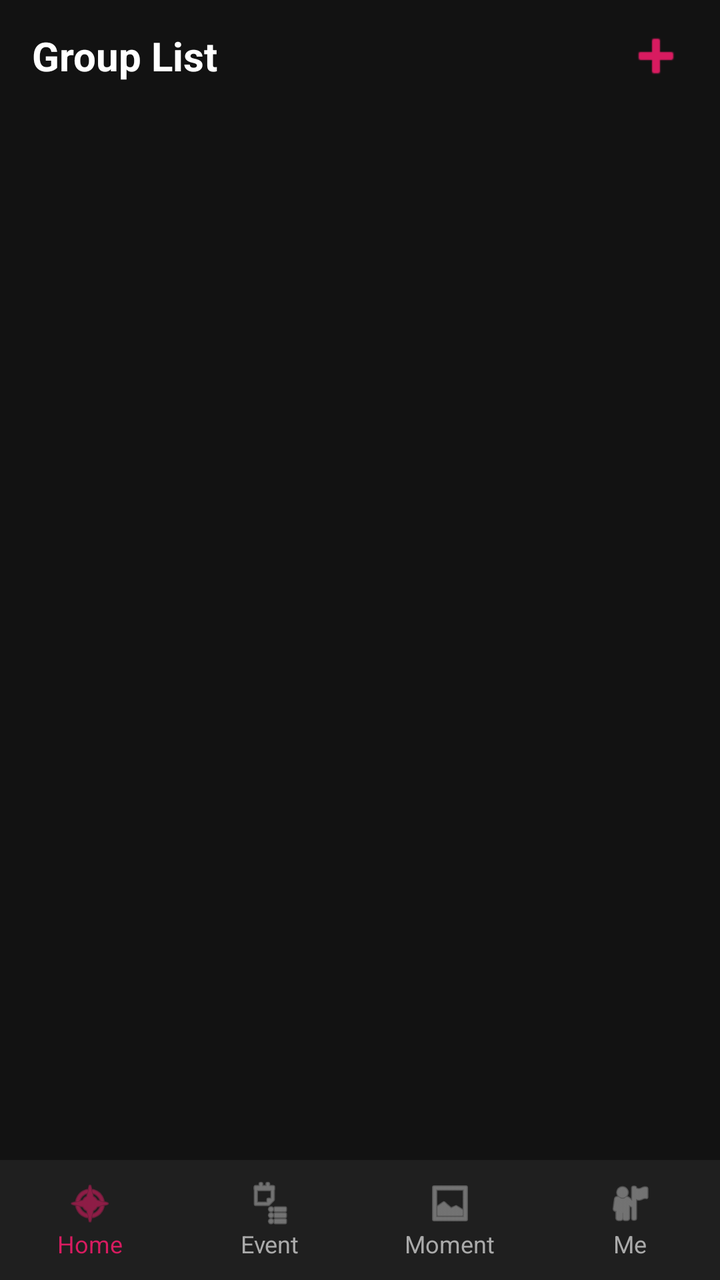
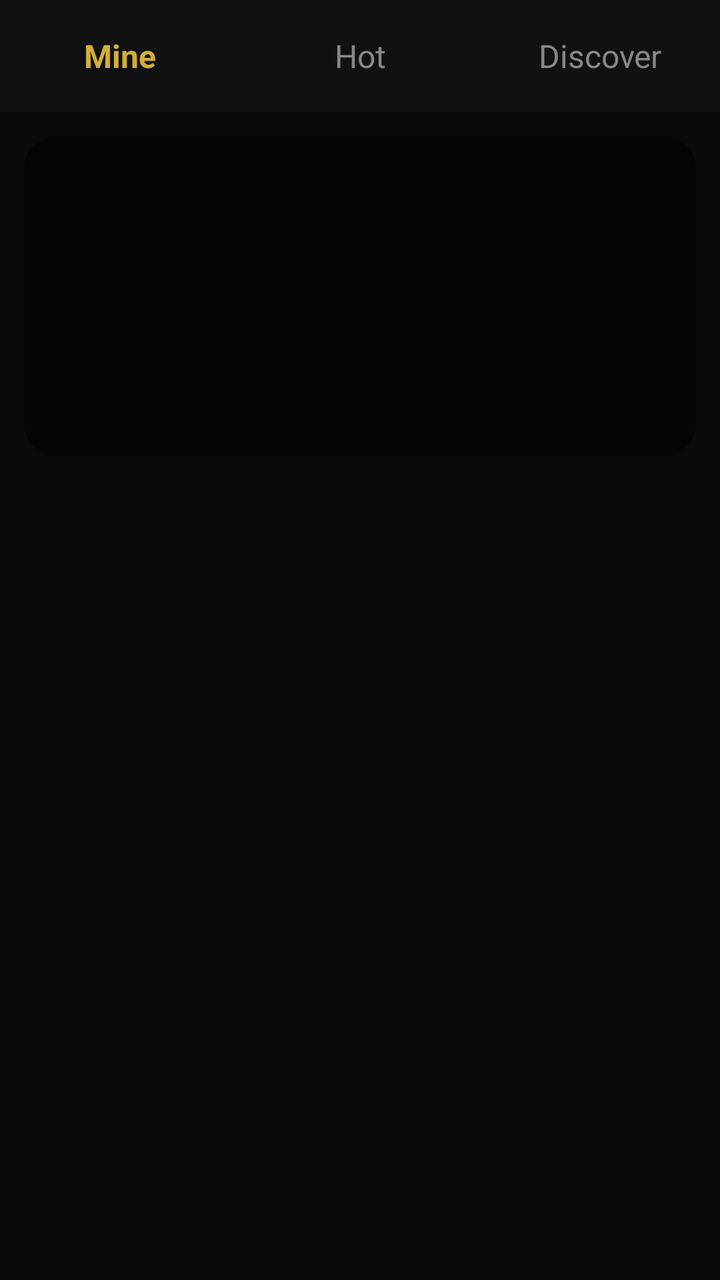

An Android layout rendered at two revisions. The XML below is the earlier revision; the diff shows what the commit changed to produce the second picture.
<!-- AndroidManifest.xml: application theme Theme.AppCompat.DayNight.NoActionBar -->
<!-- res/layout/activity_main.xml -->
<?xml version="1.0" encoding="utf-8"?>
<RelativeLayout xmlns:android="http://schemas.android.com/apk/res/android"
    xmlns:app="http://schemas.android.com/apk/res-auto"
    android:layout_width="match_parent"
    android:layout_height="match_parent"
    android:background="#121212">

    
    <RelativeLayout
        android:id="@+id/headerLayout"
        android:layout_width="match_parent"
        android:layout_height="56dp"
        android:paddingHorizontal="16dp">

        <TextView
            android:layout_width="wrap_content"
            android:layout_height="wrap_content"
            android:layout_centerVertical="true"
            android:text="Group List"
            android:textColor="#FFFFFF"
            android:textSize="20sp"
            android:textStyle="bold" />

        
        <ImageView
            android:id="@+id/btnCreateGroup"
            android:layout_width="32dp"
            android:layout_height="32dp"
            android:layout_alignParentEnd="true"
            android:layout_centerVertical="true"
            android:background="?attr/selectableItemBackgroundBorderless"
            android:src="@android:drawable/ic_input_add"
            app:tint="#D81B60" />
    </RelativeLayout>

    
    <androidx.recyclerview.widget.RecyclerView
        android:id="@+id/recyclerViewGroups"
        android:layout_width="match_parent"
        android:layout_height="match_parent"
        android:layout_above="@id/bottomNavigation"
        android:layout_below="@id/headerLayout"
        android:padding="8dp" />

    
    <LinearLayout
        android:id="@+id/bottomNavigation"
        android:layout_width="match_parent"
        android:layout_height="60dp"
        android:layout_alignParentBottom="true"
        android:background="#1F1F1F"
        android:orientation="horizontal"
        android:weightSum="4">

        
        <LinearLayout
            android:id="@+id/navHome"
            android:layout_width="0dp"
            android:layout_height="match_parent"
            android:layout_weight="1"
            android:gravity="center"
            android:orientation="vertical">
            <ImageView
                android:layout_width="24dp"
                android:layout_height="24dp"
                android:src="@android:drawable/ic_menu_compass"
                app:tint="#D81B60"/>
            <TextView
                android:layout_width="wrap_content"
                android:layout_height="wrap_content"
                android:text="Home"
                android:textColor="#D81B60"
                android:textSize="12sp" />
        </LinearLayout>

        
        <LinearLayout
            android:id="@+id/navEvent"
            android:layout_width="0dp"
            android:layout_height="match_parent"
            android:layout_weight="1"
            android:gravity="center"
            android:orientation="vertical">
            <ImageView
                android:layout_width="24dp"
                android:layout_height="24dp"
                android:src="@android:drawable/ic_menu_agenda"
                app:tint="#AAAAAA"/>
            <TextView
                android:layout_width="wrap_content"
                android:layout_height="wrap_content"
                android:text="Event"
                android:textColor="#AAAAAA"
                android:textSize="12sp" />
        </LinearLayout>

        
        <LinearLayout
            android:id="@+id/navMoment"
            android:layout_width="0dp"
            android:layout_height="match_parent"
            android:layout_weight="1"
            android:gravity="center"
            android:orientation="vertical">
            <ImageView
                android:layout_width="24dp"
                android:layout_height="24dp"
                android:src="@android:drawable/ic_menu_gallery"
                app:tint="#AAAAAA"/>
            <TextView
                android:layout_width="wrap_content"
                android:layout_height="wrap_content"
                android:text="Moment"
                android:textColor="#AAAAAA"
                android:textSize="12sp" />
        </LinearLayout>

        
        <LinearLayout
            android:id="@+id/navMe"
            android:layout_width="0dp"
            android:layout_height="match_parent"
            android:layout_weight="1"
            android:gravity="center"
            android:orientation="vertical">
            <ImageView
                android:layout_width="24dp"
                android:layout_height="24dp"
                android:src="@android:drawable/ic_menu_myplaces"
                app:tint="#AAAAAA"/>
            <TextView
                android:layout_width="wrap_content"
                android:layout_height="wrap_content"
                android:text="Me"
                android:textColor="#AAAAAA"
                android:textSize="12sp" />
        </LinearLayout>

    </LinearLayout>

</RelativeLayout>
<!-- resources referenced by this layout -->
<resources>

</resources>

<!-- the commit's change to res/layout/activity_main.xml (unified diff, before → after) -->
@@ -1,141 +1,41 @@
 <?xml version="1.0" encoding="utf-8"?>
-<RelativeLayout xmlns:android="http://schemas.android.com/apk/res/android"
-    xmlns:app="http://schemas.android.com/apk/res-auto"
+<LinearLayout xmlns:android="http://schemas.android.com/apk/res/android"
     android:layout_width="match_parent"
     android:layout_height="match_parent"
-    android:background="#121212">
+    android:background="#0A0A0A"
+    android:orientation="vertical">
 
     
-    <RelativeLayout
-        android:id="@+id/headerLayout"
+    <LinearLayout
         android:layout_width="match_parent"
         android:layout_height="56dp"
-        android:paddingHorizontal="16dp">
+        android:orientation="horizontal"
+        android:gravity="center"
+        android:background="#111111">
+        <TextView android:layout_width="0dp" android:layout_height="wrap_content" android:layout_weight="1" android:text="Mine" android:textColor="#D4AF37" android:textStyle="bold" android:gravity="center" android:textSize="16sp"/>
+        <TextView android:layout_width="0dp" android:layout_height="wrap_content" android:layout_weight="1" android:text="Hot" android:textColor="#888888" android:gravity="center" android:textSize="16sp"/>
+        <TextView android:layout_width="0dp" android:layout_height="wrap_content" android:layout_weight="1" android:text="Discover" android:textColor="#888888" android:gravity="center" android:textSize="16sp"/>
+    </LinearLayout>
 
-        <TextView
-            android:layout_width="wrap_content"
-            android:layout_height="wrap_content"
-            android:layout_centerVertical="true"
-            android:text="Group List"
-            android:textColor="#FFFFFF"
-            android:textSize="20sp"
-            android:textStyle="bold" />
+    
+    <View android:layout_width="match_parent" android:layout_height="160dp" android:layout_margin="12dp" android:background="@drawable/rounded_bg" />
 
-        
-        <ImageView
-            android:id="@+id/btnCreateGroup"
-            android:layout_width="32dp"
-            android:layout_height="32dp"
-            android:layout_alignParentEnd="true"
-            android:layout_centerVertical="true"
-            android:background="?attr/selectableItemBackgroundBorderless"
-            android:src="@android:drawable/ic_input_add"
-            app:tint="#D81B60" />
-    </RelativeLayout>
+    
+    <HorizontalScrollView android:layout_width="match_parent" android:layout_height="wrap_content" android:layout_marginTop="8dp">
+        <LinearLayout android:layout_width="wrap_content" android:layout_height="wrap_content" android:orientation="horizontal" android:padding="8dp">
+            <TextView android:text="Family" android:layout_margin="8dp" android:background="@drawable/rounded_bg" android:padding="12dp" android:textColor="#D4AF37"/>
+            <TextView android:text="CP" android:layout_margin="8dp" android:background="@drawable/rounded_bg" android:padding="12dp" android:textColor="#FFFFFF"/>
+            <TextView android:text="Weekly Star" android:layout_margin="8dp" android:background="@drawable/rounded_bg" android:padding="12dp" android:textColor="#FFFFFF"/>
+            <TextView android:text="Best" android:layout_margin="8dp" android:background="@drawable/rounded_bg" android:padding="12dp" android:textColor="#FFFFFF"/>
+            <TextView android:text="New" android:layout_margin="8dp" android:background="@drawable/rounded_bg" android:padding="12dp" android:textColor="#FFFFFF"/>
+        </LinearLayout>
+    </HorizontalScrollView>
 
     
     <androidx.recyclerview.widget.RecyclerView
-        android:id="@+id/recyclerViewGroups"
+        android:id="@+id/recyclerRooms"
         android:layout_width="match_parent"
         android:layout_height="match_parent"
-        android:layout_above="@id/bottomNavigation"
-        android:layout_below="@id/headerLayout"
-        android:padding="8dp" />
+        android:layout_margin="8dp"/>
 
-    
-    <LinearLayout
-        android:id="@+id/bottomNavigation"
-        android:layout_width="match_parent"
-        android:layout_height="60dp"
-        android:layout_alignParentBottom="true"
-        android:background="#1F1F1F"
-        android:orientation="horizontal"
-        android:weightSum="4">
-
-        
-        <LinearLayout
-            android:id="@+id/navHome"
-            android:layout_width="0dp"
-            android:layout_height="match_parent"
-            android:layout_weight="1"
-            android:gravity="center"
-            android:orientation="vertical">
-            <ImageView
-                android:layout_width="24dp"
-                android:layout_height="24dp"
-                android:src="@android:drawable/ic_menu_compass"
-                app:tint="#D81B60"/>
-            <TextView
-                android:layout_width="wrap_content"
-                android:layout_height="wrap_content"
-                android:text="Home"
-                android:textColor="#D81B60"
-                android:textSize="12sp" />
-        </LinearLayout>
-
-        
-        <LinearLayout
-            android:id="@+id/navEvent"
-            android:layout_width="0dp"
-            android:layout_height="match_parent"
-            android:layout_weight="1"
-            android:gravity="center"
-            android:orientation="vertical">
-            <ImageView
-                android:layout_width="24dp"
-                android:layout_height="24dp"
-                android:src="@android:drawable/ic_menu_agenda"
-                app:tint="#AAAAAA"/>
-            <TextView
-                android:layout_width="wrap_content"
-                android:layout_height="wrap_content"
-                android:text="Event"
-                android:textColor="#AAAAAA"
-                android:textSize="12sp" />
-        </LinearLayout>
-
-        
-        <LinearLayout
-            android:id="@+id/navMoment"
-            android:layout_width="0dp"
-            android:layout_height="match_parent"
-            android:layout_weight="1"
-            android:gravity="center"
-            android:orientation="vertical">
-            <ImageView
-                android:layout_width="24dp"
-                android:layout_height="24dp"
-                android:src="@android:drawable/ic_menu_gallery"
-                app:tint="#AAAAAA"/>
-            <TextView
-                android:layout_width="wrap_content"
-                android:layout_height="wrap_content"
-                android:text="Moment"
-                android:textColor="#AAAAAA"
-                android:textSize="12sp" />
-        </LinearLayout>
-
-        
-        <LinearLayout
-            android:id="@+id/navMe"
-            android:layout_width="0dp"
-            android:layout_height="match_parent"
-            android:layout_weight="1"
-            android:gravity="center"
-            android:orientation="vertical">
-            <ImageView
-                android:layout_width="24dp"
-                android:layout_height="24dp"
-                android:src="@android:drawable/ic_menu_myplaces"
-                app:tint="#AAAAAA"/>
-            <TextView
-                android:layout_width="wrap_content"
-                android:layout_height="wrap_content"
-                android:text="Me"
-                android:textColor="#AAAAAA"
-                android:textSize="12sp" />
-        </LinearLayout>
-
-    </LinearLayout>
-
-</RelativeLayout>
+</LinearLayout>
<!-- resource entries referenced after the edit -->
@@ -1,5 +1,11 @@
 <!-- resources referenced by this layout -->
 <resources>
-
+  <!-- drawable rounded_bg (drawable) -->
+  <?xml version="1.0" encoding="utf-8"?>
+  <shape xmlns:android="http://schemas.android.com/apk/res/android"
+      android:shape="rectangle">
+      <solid android:color="#80000000"/>
+      <corners android:radius="16dp"/>
+  </shape>
 </resources>
 
